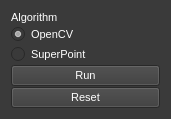
Qt form ui/reticle_detection.ui (AllenNeuralDynamics/parallax) before a commit.
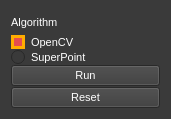
The same form after that commit.

Commit message: UI- Use bright color for the selected radio button

Diff of the .ui file:
```diff
--- a/ui/reticle_detection.ui
+++ b/ui/reticle_detection.ui
@@ -30,6 +30,11 @@
 background-color: rgb(58, 58, 58);
 color: #FFFFFF;
 font: 8pt;
+}
+QRadioButton::indicator:checked {
+border-radius: 8px;
+background-color: #E54D50;
+border: 3px solid #FFAD00;
 }</string>
   </property>
   <layout class="QGridLayout" name="gridLayout">
@@ -68,7 +73,6 @@
      <property name="font">
       <font>
        <pointsize>8</pointsize>
-       <weight>50</weight>
        <italic>false</italic>
        <bold>false</bold>
       </font>
```
The commit also changes 1 other file.
